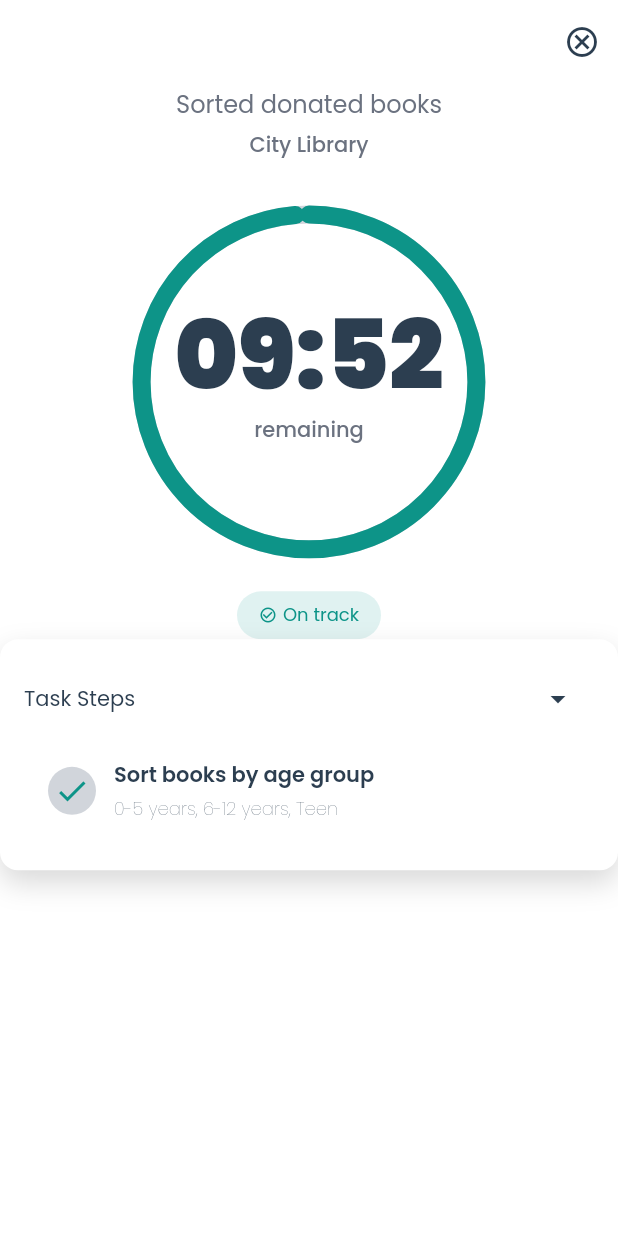
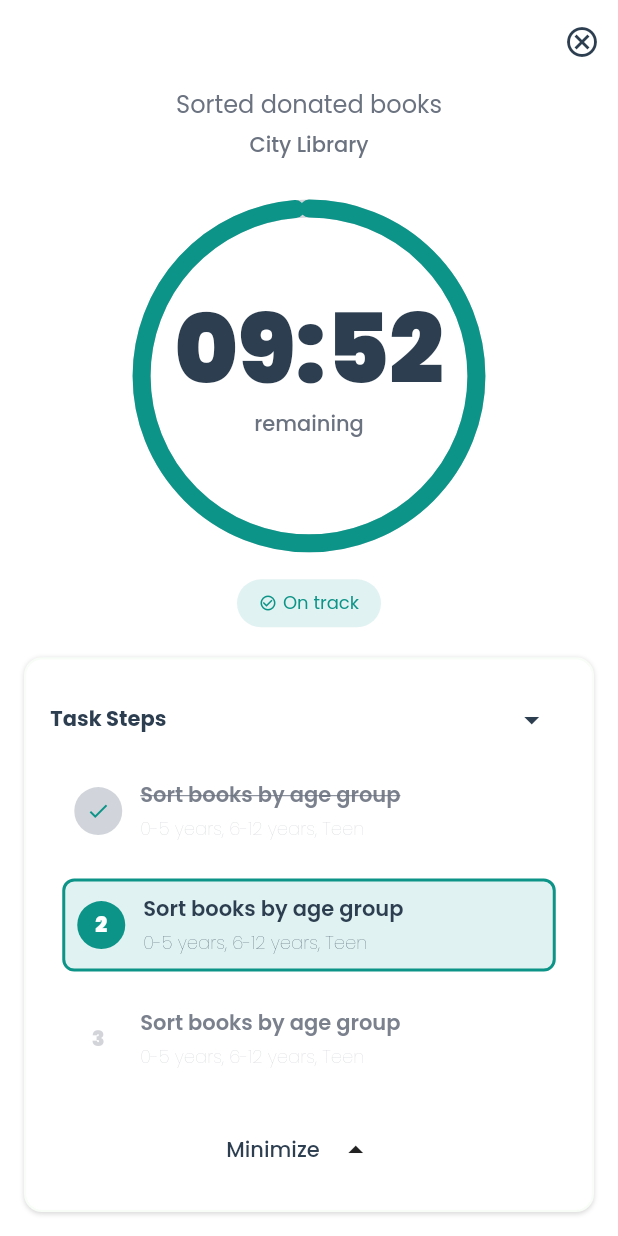
Before and after one commit to Qudrot/microdeed, a Flutter app: the screen it shows after launch, on a phone screen of 412 x 824 dp. Run offline on Flutter 3.47's test engine with Material 3 defaults, Android fonts, the phone set to English and light mode, and no system bars; our stand-ins replace google_fonts.

Commit message:
Completed the timer page

```diff
--- a/lib/design_system/colors.dart
+++ b/lib/design_system/colors.dart
@@ -23,4 +23,7 @@ class DSColors {
   static const Color success = Color(0xFF10B981);
   static const Color urgency = Color(0xFFFF8C00);
   static const Color critical = Color(0xFFFF6B6B);
+
+  // No border
+  static const BorderSide nonen = BorderSide.none;
 }
--- a/lib/design_system/shadows.dart
+++ b/lib/design_system/shadows.dart
@@ -6,8 +6,8 @@ class DSShadows {
   static final List<BoxShadow> card = [
     const BoxShadow(
       color: Color(0x26000000), // 15% black
-      blurRadius: 8.0,
-      offset: Offset(0, 4),
+      blurRadius: 2.0,
+      offset: Offset(0, 1),
     ),
   ];
 
--- a/lib/design_system/styles.dart
+++ b/lib/design_system/styles.dart
@@ -1,5 +1,4 @@
 import 'package:flutter/material.dart';
-import 'dart:ui' show FontFeature;
 import 'package:google_fonts/google_fonts.dart';
 import 'package:microdeed/design_system/spacers.dart';
 import 'colors.dart';
--- a/lib/pages/timer_page.dart
+++ b/lib/pages/timer_page.dart
@@ -49,9 +49,15 @@ class _TimerPageState extends State<TimerPage> {
                   color: DSColors.secondaryText,
                 ),
               ),
-              const SizedBox(height: Spacers.lg),
+
+              const SizedBox(height: Spacers.mmd),
+
+              // Timer
               const CircularTimer(duration: Duration(minutes: 10)),
-              const SizedBox(height: Spacers.md),
+
+              const SizedBox(height: Spacers.sm),
+
+              // On track
               Container(
                 alignment: Alignment.center,
                 //padding: EdgeInsets.all(16),
@@ -70,7 +76,9 @@ class _TimerPageState extends State<TimerPage> {
                       color: DSColors.tealMain,
                       size: Spacers.sm,
                     ),
-                    SizedBox(width: Spacers.base),
+
+                    const SizedBox(width: Spacers.base),
+
                     Text(
                       "On track",
                       style: Styles.microSmall.copyWith(
@@ -80,19 +88,32 @@ class _TimerPageState extends State<TimerPage> {
                   ],
                 ),
               ),
-              Container(
+
+              const SizedBox(height: Spacers.base),
+
+              // Task steps
+              Expanded(
+                child: Container(
+                  margin: const EdgeInsets.all(Spacers.md),
+                  padding: const EdgeInsets.all(Spacers.md),
                   decoration: BoxDecoration(
                     color: DSColors.surface,
-                  //border: OutlinedBorder
                     borderRadius: BorderRadius.circular(Spacers.sm),
-                  boxShadow: DSShadows.elevated,
+                    boxShadow: DSShadows.card,
+                    border: Border.all(color: DSColors.background, width: 1.5),
                   ),
-                padding: EdgeInsets.all(Spacers.md),
+
                   child: Column(
                     children: [
+                      // Task header
                       Row(
                         children: [
-                        Text("Task Steps", style: Styles.base),
+                          Text(
+                            "Task Steps",
+                            style: Styles.base.copyWith(
+                              fontWeight: FontWeight.bold,
+                            ),
+                          ),
                           Spacer(),
                           IconButton(
                             onPressed: () {},
@@ -103,8 +124,43 @@ class _TimerPageState extends State<TimerPage> {
                           ),
                         ],
                       ),
-                    TaskCard(),
+
+                      // Task card
+                      Expanded(
+                        child: Column(
+                          children: [
+                            TaskCard(
+                              isActive: false,
+                              isDone: true,
+                              taskNumber: "1",
+                            ),
+                            TaskCard(
+                              isActive: true,
+                              isDone: false,
+                              taskNumber: "2",
+                            ),
+                            TaskCard(
+                              isActive: false,
+                              isDone: false,
+                              taskNumber: "3",
+                            ),
                           ],
+                        ),
+                      ),
+
+                      // Minimize
+                      Row(
+                        mainAxisAlignment: MainAxisAlignment.center,
+                        children: [
+                          Text("Minimize", style: Styles.captionMedium),
+                          IconButton(
+                            onPressed: () {},
+                            icon: Icon(Icons.arrow_drop_up),
+                          ),
+                        ],
+                      ),
+                    ],
+                  ),
                 ),
               ),
             ],
--- a/lib/widgets/taskcard.dart
+++ b/lib/widgets/taskcard.dart
@@ -4,53 +4,70 @@ import 'package:microdeed/design_system/spacers.dart';
 import 'package:microdeed/design_system/styles.dart';
 
 class TaskCard extends StatelessWidget {
-  const TaskCard({super.key,});
+  const TaskCard({
+    super.key,
+    required this.isDone,
+    required this.isActive,
+    required this.taskNumber,
+  });
 
-
+  final bool isActive;
+  final bool isDone;
+  final String taskNumber;
 
   @override
-  final bool isActive = false;
-  final bool isDone = true;
   Widget build(BuildContext context) {
     return Container(
       margin: const EdgeInsets.all(Spacers.ssm),
       padding: const EdgeInsets.all(Spacers.ssm),
       decoration: BoxDecoration(
         border: isActive
-            ? Border.all(color: DSColors.tealMain, width: 1)
-            : Border(bottom: BorderSide.none),
+            ? Border.all(color: DSColors.tealMain, width: 2)
+            : null,
         borderRadius: BorderRadius.circular(Spacers.ssm),
+        color: isActive ? DSColors.tealLight : Colors.transparent,
       ),
       child: Row(
         spacing: Spacers.sm,
         children: [
           // check if a task is complete
-          isDone
-              ? Container(
+          Container(
             alignment: Alignment.center,
             width: Spacers.xl,
             height: Spacers.xl,
             decoration: BoxDecoration(
-                    color: DSColors.inactive,
+              color: isDone
+                  ? DSColors.inactive
+                  : isActive
+                  ? DSColors.tealMain
+                  : Colors.transparent,
               shape: BoxShape.circle,
             ),
-                  child: Icon(Icons.check, color: DSColors.tealMain,)
-                )
-              : Container(
-                  alignment: Alignment.center,
-                  width: Spacers.xl,
-                  height: Spacers.xl,
-                  decoration: BoxDecoration(
-                    color: DSColors.tealMain,
-                    shape: BoxShape.circle,
-                  ),
-                  child: Text(
-                    "2",
+            child: (() {
+              if (isActive) {
+                return Text(
+                  taskNumber,
                   style: Styles.captionMedium.copyWith(
                     color: DSColors.surface,
-                      fontWeight: FontWeight.bold,
+                    fontWeight: FontWeight.w900,
                   ),
+                );
+              } else if (isDone) {
+                return Icon(
+                  Icons.check,
+                  color: DSColors.tealMain,
+                  size: Spacers.md,
+                );
+              } else {
+                return Text(
+                  taskNumber,
+                  style: Styles.captionMedium.copyWith(
+                    color: DSColors.secondaryText.withOpacity(0.3),
+                    fontWeight: FontWeight.w900,
                   ),
+                );
+              }
+            }()),
           ),
 
           Column(
@@ -60,12 +77,17 @@ class TaskCard extends StatelessWidget {
               Text(
                 "Sort books by age group",
                 style: Styles.captionMedium.copyWith(
+                  color: !isActive? DSColors.secondaryText.withOpacity(0.9) : null,
                   fontWeight: FontWeight.w600,
+                  decoration: isDone ? TextDecoration.lineThrough : null,
                 ),
               ),
               Text(
                 "0-5 years, 6-12 years, Teen",
-                style: Styles.microSmall.copyWith(fontWeight: FontWeight.w200),
+                style: Styles.microSmall.copyWith(
+                  fontWeight: FontWeight.w200,
+                  color: !isActive? DSColors.secondaryText.withOpacity(0.3) : null,
+                ),
               ),
             ],
           ),
```
Lines whose indentation alone changed are shown as unchanged.
